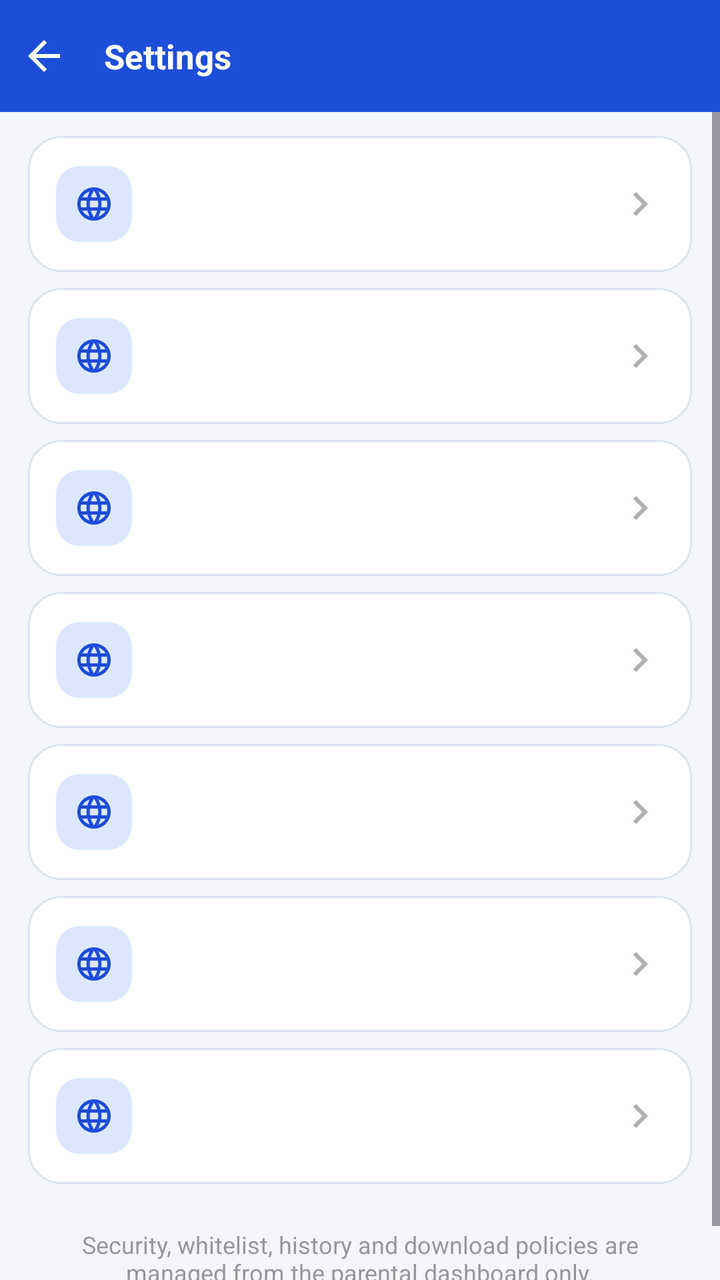
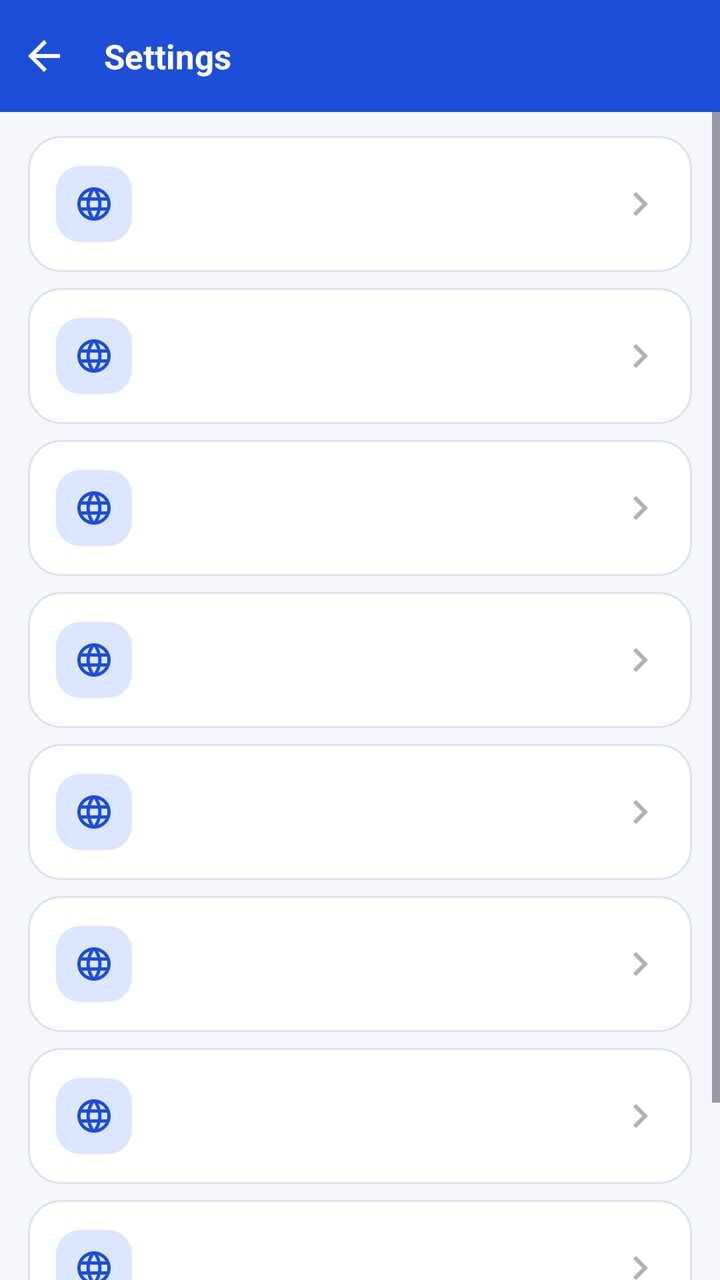

Screens rendered from an Android XML layout before and after an edit, with the pre-edit source and the edit as a unified diff.
<!-- AndroidManifest.xml: application theme Theme.SecureBrowser -->
<!-- res/layout/activity_settings.xml -->
<?xml version="1.0" encoding="utf-8"?>
<LinearLayout xmlns:android="http://schemas.android.com/apk/res/android"
    android:layout_width="match_parent"
    android:layout_height="match_parent"
    android:background="?android:attr/colorBackground"
    android:orientation="vertical">

    <LinearLayout
        android:layout_width="match_parent"
        android:layout_height="56dp"
        android:background="?attr/colorPrimary"
        android:gravity="center_vertical"
        android:orientation="horizontal">

        <ImageButton
            android:id="@+id/btnToolbarBack"
            style="@style/Widget.SecureBrowser.IconButton.Toolbar"
            android:contentDescription="@string/cd_back"
            android:src="@drawable/ic_back"
            android:tint="@color/browserBarForeground" />

        <TextView
            android:layout_width="0dp"
            android:layout_height="wrap_content"
            android:layout_marginStart="8dp"
            android:layout_weight="1"
            android:ellipsize="end"
            android:maxLines="1"
            android:text="@string/settings_title"
            android:textColor="@color/browserBarForeground"
            android:textSize="17sp"
            android:textStyle="bold" />
    </LinearLayout>

    <ScrollView
        android:layout_width="match_parent"
        android:layout_height="match_parent">

        <LinearLayout
            android:layout_width="match_parent"
            android:layout_height="wrap_content"
            android:orientation="vertical"
            android:paddingBottom="24dp">

            <LinearLayout
                android:layout_width="match_parent"
                android:layout_height="wrap_content"
                android:orientation="vertical"
                android:paddingHorizontal="2dp"
                android:paddingTop="8dp">

                <include
                    android:id="@+id/cardTheme"
                    layout="@layout/row_action_card" />

                <include
                    android:id="@+id/cardLanguage"
                    layout="@layout/row_action_card" />

                <include
                    android:id="@+id/cardSearchEngine"
                    layout="@layout/row_action_card" />

                <include
                    android:id="@+id/cardBlockSearchEngine"
                    layout="@layout/row_action_card" />

                <include
                    android:id="@+id/cardHomepage"
                    layout="@layout/row_action_card" />

                <include
                    android:id="@+id/cardZoom"
                    layout="@layout/row_action_card" />

                <include
                    android:id="@+id/cardAppUpdate"
                    layout="@layout/row_action_card" />
            </LinearLayout>

            <TextView
                android:id="@+id/settingsNote"
                android:layout_width="match_parent"
                android:layout_height="wrap_content"
                android:layout_marginTop="18dp"
                android:alpha="0.55"
                android:gravity="center"
                android:paddingHorizontal="22dp"
                android:text="@string/settings_note"
                android:textSize="12sp" />
        </LinearLayout>
    </ScrollView>
</LinearLayout>
<!-- res/layout/row_action_card.xml (included above) -->
<?xml version="1.0" encoding="utf-8"?>
<LinearLayout xmlns:android="http://schemas.android.com/apk/res/android"
    android:layout_width="match_parent"
    android:layout_height="wrap_content"
    android:layout_marginHorizontal="12dp"
    android:layout_marginVertical="4dp"
    android:background="@drawable/bg_section_card"
    android:clickable="true"
    android:focusable="true"
    android:foreground="?attr/selectableItemBackground"
    android:gravity="center_vertical"
    android:minHeight="68dp"
    android:orientation="horizontal"
    android:paddingHorizontal="14dp"
    android:paddingVertical="12dp">

    
    <FrameLayout
        android:layout_width="38dp"
        android:layout_height="38dp"
        android:background="@drawable/bg_icon_badge">

        <ImageView
            android:id="@+id/cardIcon"
            android:layout_width="20dp"
            android:layout_height="20dp"
            android:layout_gravity="center"
            android:importantForAccessibility="no"
            android:src="@drawable/ic_globe"
            android:tint="?attr/colorPrimary" />
    </FrameLayout>

    
    <LinearLayout
        android:layout_width="0dp"
        android:layout_height="wrap_content"
        android:layout_marginStart="14dp"
        android:layout_weight="1"
        android:orientation="vertical">

        <TextView
            android:id="@+id/cardTitle"
            android:layout_width="match_parent"
            android:layout_height="wrap_content"
            android:ellipsize="end"
            android:maxLines="2"
            android:textColor="?attr/colorOnBackground"
            android:textSize="15sp"
            android:textStyle="bold" />

        <TextView
            android:id="@+id/cardValue"
            android:layout_width="match_parent"
            android:layout_height="wrap_content"
            android:layout_marginTop="2dp"
            android:alpha="0.68"
            android:ellipsize="end"
            android:maxLines="2"
            android:textColor="?attr/colorOnBackground"
            android:textSize="12sp" />
    </LinearLayout>

    
    <ImageView
        android:layout_width="24dp"
        android:layout_height="24dp"
        android:alpha="0.35"
        android:importantForAccessibility="no"
        android:src="@drawable/ic_chevron_forward"
        android:tint="?attr/colorOnBackground" />
</LinearLayout>
<!-- resources referenced by this layout -->
<resources>
  <color name="browserBarForeground">#FFFFFF</color>
  <!-- drawable bg_icon_badge (drawable) -->
  <?xml version="1.0" encoding="utf-8"?>
  <shape xmlns:android="http://schemas.android.com/apk/res/android"
      android:shape="rectangle">
      <corners android:radius="12dp" />
      <solid android:color="?attr/colorPrimaryContainer" />
  </shape>
  <!-- drawable bg_section_card (drawable) -->
  <?xml version="1.0" encoding="utf-8"?>
  <shape xmlns:android="http://schemas.android.com/apk/res/android"
      android:shape="rectangle">
      <corners android:radius="16dp" />
      <solid android:color="?attr/colorSurface" />
      <stroke
          android:width="1dp"
          android:color="?attr/colorOutlineVariant" />
  </shape>
  <string name="cd_back">Back</string>
  <string name="settings_note">Security, whitelist, history and download policies are managed from the parental dashboard only.</string>
  <string name="settings_title">Settings</string>
  <style name="Widget.SecureBrowser.IconButton.Toolbar" parent="">
          <item name="android:layout_width">44dp</item>
          <item name="android:layout_height">44dp</item>
          <item name="android:background">?attr/selectableItemBackgroundBorderless</item>
          <item name="android:scaleType">centerInside</item>
          <item name="android:padding">10dp</item>
      </style>
  <style name="Theme.SecureBrowser" parent="Base.Theme.SecureBrowser" />
  <color name="colorPrimary">#1D4ED8</color>
  <color name="colorOnPrimary">#FFFFFF</color>
  <color name="colorPrimaryContainer">#DCE7FF</color>
  <color name="colorOnPrimaryContainer">#0E2A66</color>
  <color name="colorSecondary">#0E7490</color>
  <color name="colorOnSecondary">#FFFFFF</color>
  <color name="colorSecondaryContainer">#CFFAFE</color>
  <color name="colorOnSecondaryContainer">#083344</color>
  <color name="colorError">#B3261E</color>
  <color name="colorOnError">#FFFFFF</color>
  <color name="colorErrorContainer">#F9DEDC</color>
  <color name="onErrorContainer">#410E0B</color>
  <color name="background">#F4F6FB</color>
  <color name="onBackground">#1A1D24</color>
  <color name="surface">#FFFFFF</color>
  <color name="onSurface">#1A1D24</color>
  <color name="surfaceVariant">#EDF1F8</color>
  <color name="onSurfaceVariant">#495264</color>
  <color name="outline">#94A3B8</color>
  <color name="outlineVariant">#DCE3EE</color>
  <style name="ThemeOverlay.SecureBrowser.BottomSheetDialog" parent="ThemeOverlay.Material3.BottomSheetDialog">
          <item name="bottomSheetStyle">@style/Widget.SecureBrowser.BottomSheet.Modal</item>
      </style>
  <style name="ShapeAppearance.SecureBrowser.Dialog" parent="">
          <item name="cornerFamily">rounded</item>
          <item name="cornerSize">24dp</item>
      </style>
  <style name="Widget.SecureBrowser.Button.Text" parent="Widget.Material3.Button.TextButton">
          <item name="cornerRadius">12dp</item>
          <item name="android:textAllCaps">false</item>
          <item name="android:textSize">13sp</item>
          <item name="android:textStyle">bold</item>
          <item name="android:letterSpacing">0</item>
      </style>
  <style name="Widget.SecureBrowser.BottomSheet.Modal" parent="Widget.Material3.BottomSheet.Modal">
          <item name="shapeAppearanceOverlay">@style/ShapeAppearance.SecureBrowser.BottomSheet</item>
          <item name="backgroundTint">?attr/colorSurface</item>
      </style>
  <style name="ShapeAppearance.SecureBrowser.BottomSheet" parent="">
          <item name="cornerFamily">rounded</item>
          <item name="cornerSizeTopLeft">24dp</item>
          <item name="cornerSizeTopRight">24dp</item>
          <item name="cornerSizeBottomLeft">0dp</item>
          <item name="cornerSizeBottomRight">0dp</item>
      </style>
  <!-- unchanged entries left out for length: 9 -->
</resources>

<!-- the commit's change to res/layout/activity_settings.xml (unified diff, before → after) -->
@@ -51,6 +51,10 @@
 
                 <include
                     android:id="@+id/cardTheme"
+                    layout="@layout/row_action_card" />
+
+                <include
+                    android:id="@+id/cardStartWallpaper"
                     layout="@layout/row_action_card" />
 
                 <include
